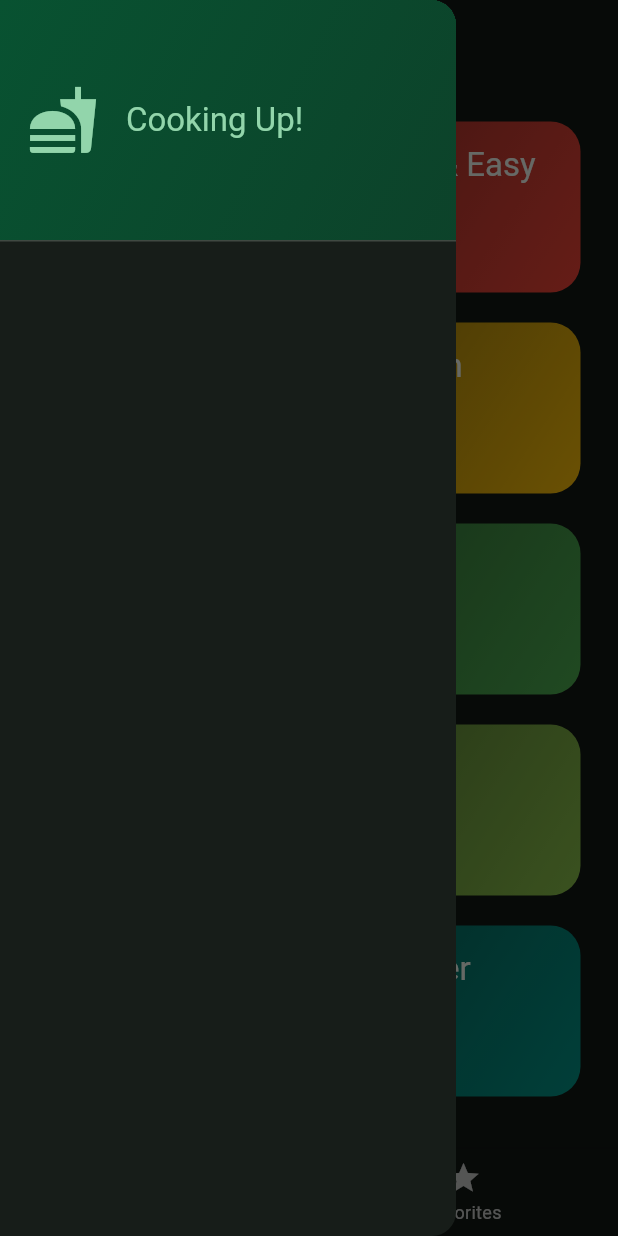
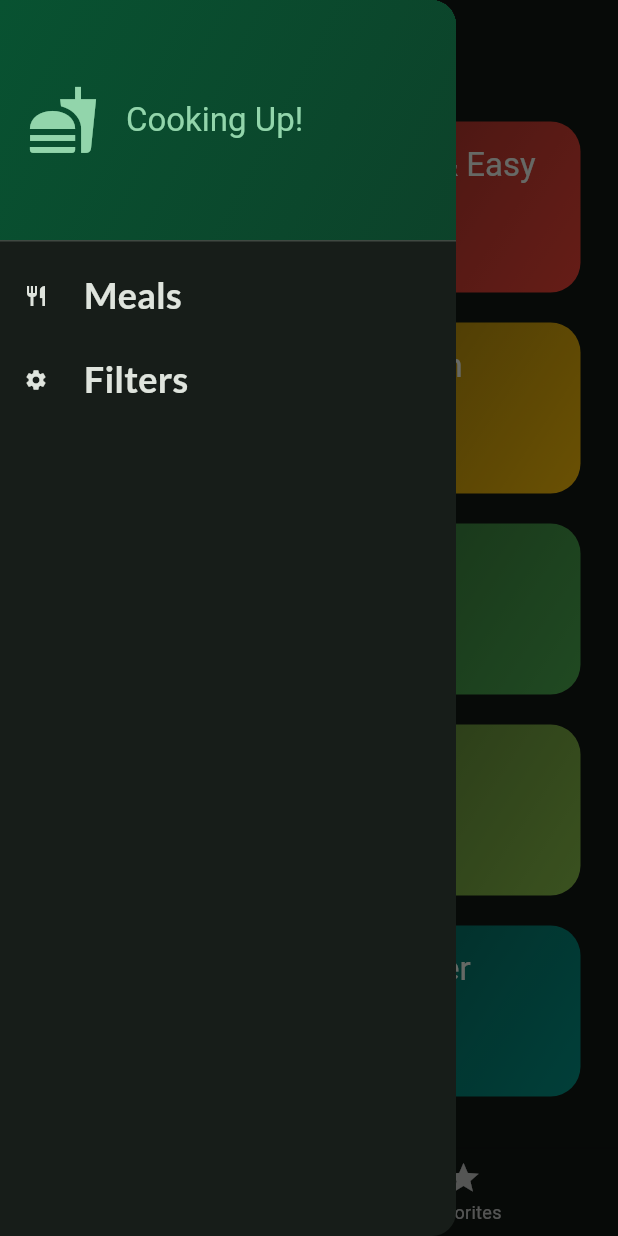
Before and after one commit to 4DeR99/Meals_app, a Flutter app: the screen it shows after launch, with the side drawer open, on a phone screen of 412 x 824 dp. Run offline on Flutter 3.47's test engine with Material 3 defaults, Android fonts, the phone set to English and light mode, and no system bars; our stand-ins replace google_fonts, transparent_image.

Commit message:
chore: update some tweaks

```diff
--- a/lib/widgets/main_drawer.dart
+++ b/lib/widgets/main_drawer.dart
@@ -38,6 +38,40 @@ class MainDrawer extends StatelessWidget {
               ),
             ]),
           ),
+          ListTile(
+            leading: Icon(
+              Icons.restaurant,
+              size: 16,
+              color: Theme.of(context).colorScheme.onBackground,
+            ),
+            title: Text(
+              'Meals',
+              style: Theme.of(context).textTheme.titleSmall!.copyWith(
+                    color: Theme.of(context).colorScheme.onBackground,
+                    fontSize: 24,
+                  ),
+            ),
+            onTap: () {
+              Navigator.of(context).pushReplacementNamed('/');
+            },
+          ),
+          ListTile(
+            leading: Icon(
+              Icons.settings,
+              size: 16,
+              color: Theme.of(context).colorScheme.onBackground,
+            ),
+            title: Text(
+              'Filters',
+              style: Theme.of(context).textTheme.titleSmall!.copyWith(
+                    color: Theme.of(context).colorScheme.onBackground,
+                    fontSize: 24,
+                  ),
+            ),
+            onTap: () {
+              Navigator.of(context).pushReplacementNamed('/');
+            },
+          ),
         ],
       ),
     );
```
